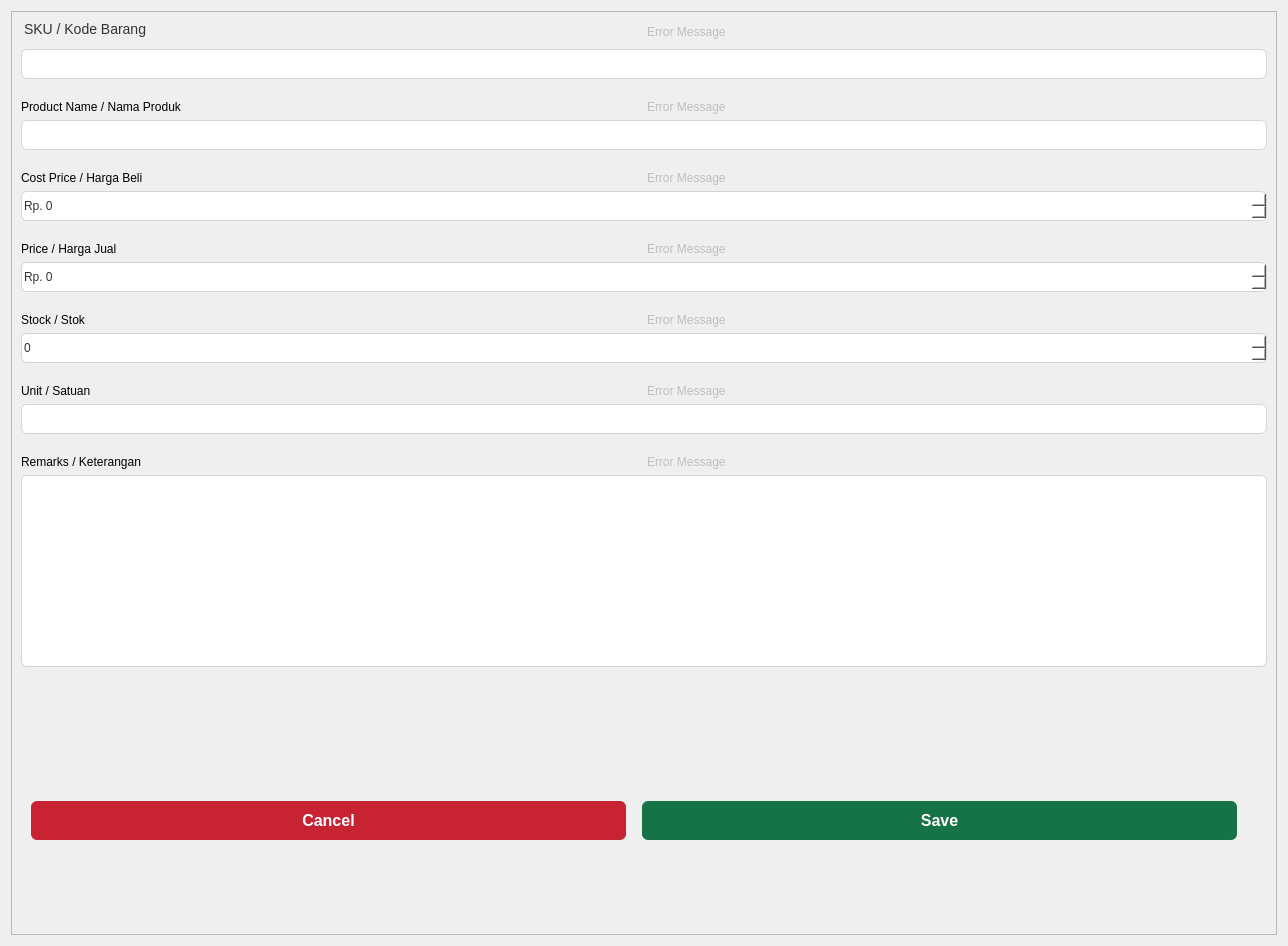
Above: ui/add_edit_product.ui from michael-halim/pos before the change. Below: the same form after it.
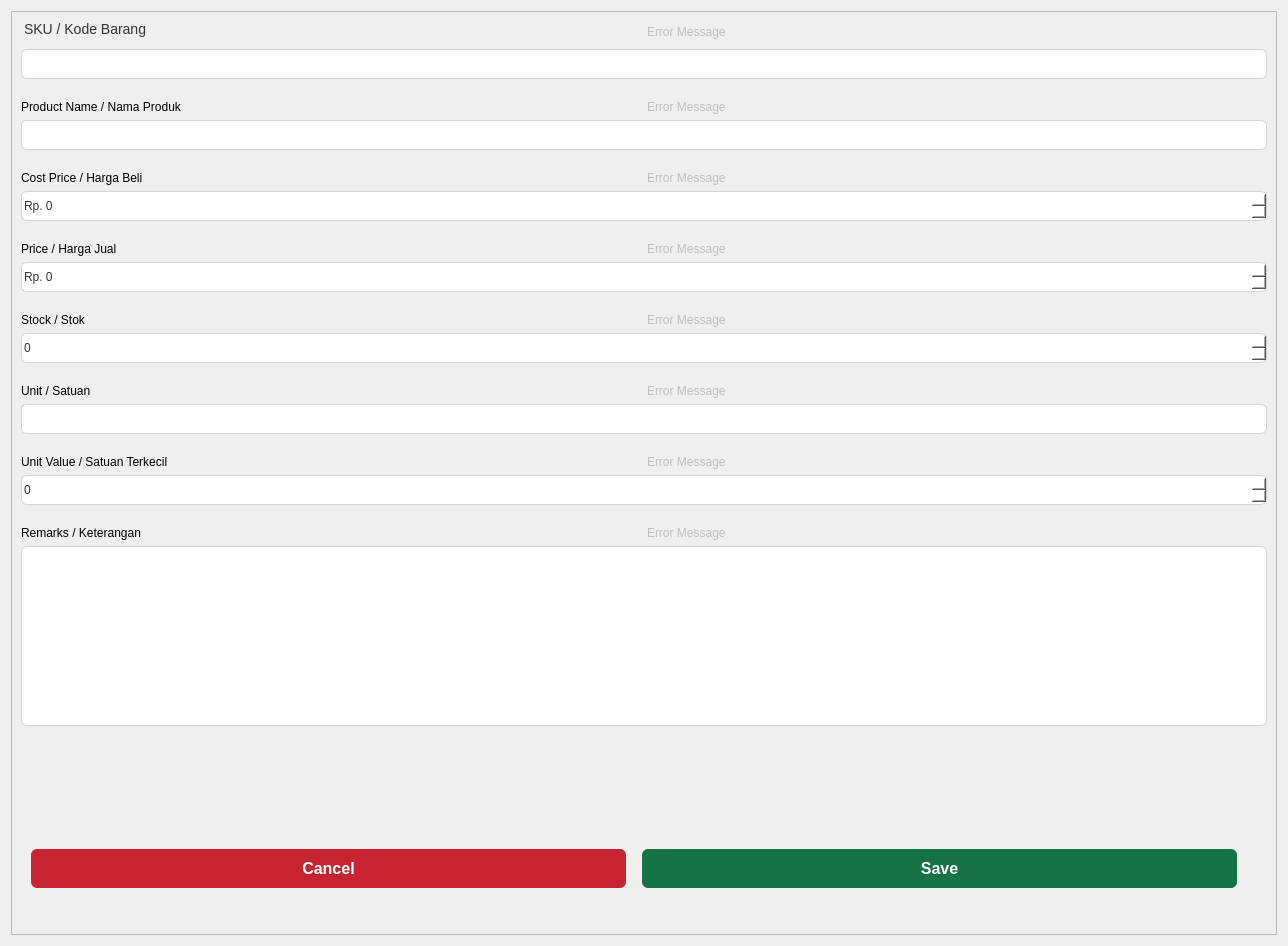
That is the form after the change.

Commit message: Patch#02: Finish Categories and Products Modules

```diff
--- a/ui/add_edit_product.ui
+++ b/ui/add_edit_product.ui
@@ -22,6 +22,9 @@
   <layout class="QGridLayout" name="gridLayout_2">
    <item row="0" column="1">
     <widget class="QFrame" name="frame">
+     <property name="styleSheet">
+      <string notr="true"/>
+     </property>
      <property name="frameShape">
       <enum>QFrame::StyledPanel</enum>
      </property>
@@ -380,6 +383,63 @@
        </layout>
       </item>
       <item row="6" column="0">
+       <layout class="QVBoxLayout" name="verticalLayout_8">
+        <property name="topMargin">
+         <number>15</number>
+        </property>
+        <item>
+         <layout class="QHBoxLayout" name="horizontalLayout_10">
+          <item>
+           <widget class="QLabel" name="unit_value_label">
+            <property name="text">
+             <string>Unit Value / Satuan Terkecil</string>
+            </property>
+           </widget>
+          </item>
+          <item>
+           <widget class="QLabel" name="unit_value_error_message">
+            <property name="enabled">
+             <bool>false</bool>
+            </property>
+            <property name="text">
+             <string>Error Message</string>
+            </property>
+           </widget>
+          </item>
+         </layout>
+        </item>
+        <item>
+         <widget class="QSpinBox" name="unit_value_input">
+          <property name="minimumSize">
+           <size>
+            <width>0</width>
+            <height>30</height>
+           </size>
+          </property>
+          <property name="styleSheet">
+           <string notr="true">QSpinBox{
+	border: 1px solid #d1d5db;      /* Light gray border */
+    border-radius: 6px;             /* Rounded corners */
+    outline: none;                  /* Remove default outline */
+    color: #333;                    /* Text color */
+    background-color: #fff;       /* Light gray background */
+    transition: all 0.3s ease-in-out; /* Smooth transition for effects */
+}
+
+QSpinBox:focus {
+    border: 1px solid #93c5fd;       /* Blue border on focus */
+    box-shadow: 0 0 5px rgba(59, 130, 246, 0.5);  /* Soft blue glow */
+    background-color: #ffffff;       /* White background when focused */
+}</string>
+          </property>
+          <property name="maximum">
+           <number>999999999</number>
+          </property>
+         </widget>
+        </item>
+       </layout>
+      </item>
+      <item row="7" column="0">
        <layout class="QVBoxLayout" name="verticalLayout_6">
         <property name="topMargin">
          <number>15</number>
@@ -440,7 +500,7 @@
         </item>
        </layout>
       </item>
-      <item row="7" column="0">
+      <item row="8" column="0">
        <layout class="QHBoxLayout" name="horizontalLayout">
         <property name="leftMargin">
          <number>10</number>
@@ -512,7 +572,7 @@
         </item>
        </layout>
       </item>
-      <item row="8" column="0">
+      <item row="9" column="0">
        <spacer name="verticalSpacer_2">
         <property name="orientation">
          <enum>Qt::Vertical</enum>
```
The commit also changes 11 other files.
